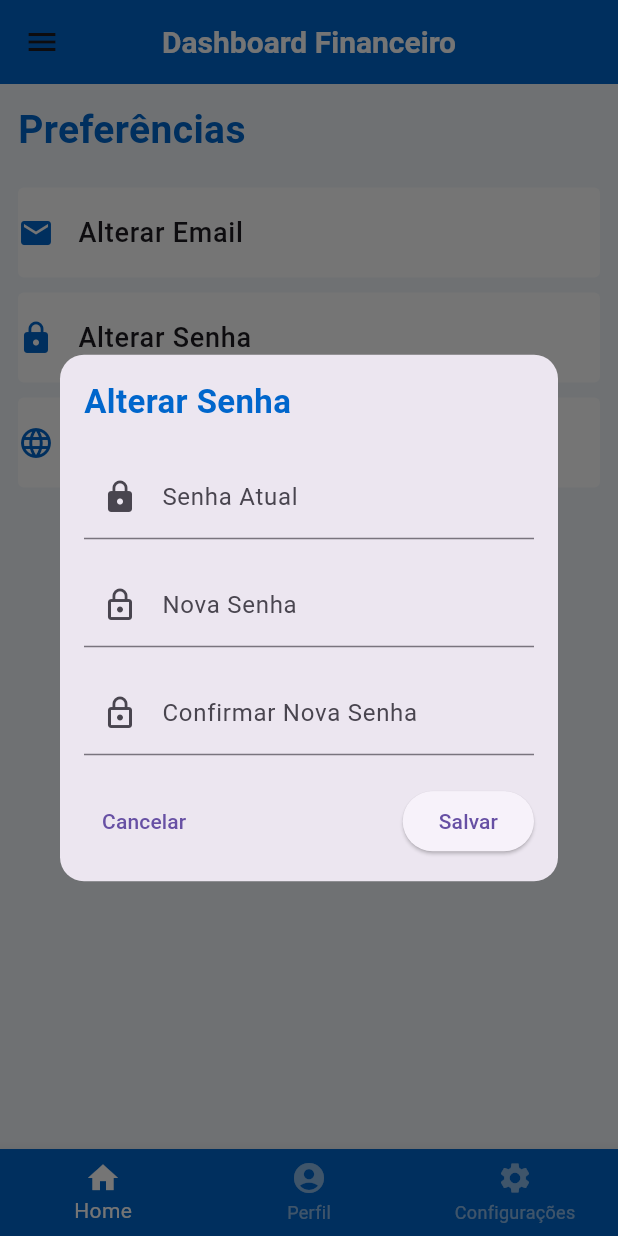
After one commit to VictorKlitzke/App, a Flutter app: the DashboardPage screen opened by its route, item 3 of the bottom bar chosen, after a tap on "Alterar Senha", on a phone screen of 412 x 824 dp. The commit adds this screen. Run offline on Flutter 3.47's test engine with Material 3 defaults, Android fonts, the phone set to English and light mode, and no system bars; our stand-ins replace cookie_jar, dio, dio_cookie_manager, fl_chart; network calls fail.

Commit message:
feature: telas novas

```diff
--- /dev/null
+++ b/financas/lib/components/footer_components.dart
@@ -0,0 +1,46 @@
+import 'package:flutter/material.dart';
+import 'package:klitzke_orcamento/pages/dashboard_page.dart';
+
+class FooterComponents extends StatelessWidget {
+  @override
+  Widget build(BuildContext context) {
+    return Column(
+      children: [
+        // Footer content (no Scaffold wrapper)
+        BottomNavigationBar(
+          backgroundColor: const Color(0xFF0066CC),
+          selectedItemColor: Colors.white,
+          unselectedItemColor: Colors.white54,
+          items: const [
+            BottomNavigationBarItem(
+              icon: Icon(Icons.home),
+              label: 'Home',
+            ),
+            BottomNavigationBarItem(
+              icon: Icon(Icons.account_circle),
+              label: 'Perfil',
+            ),
+            BottomNavigationBarItem(
+              icon: Icon(Icons.settings),
+              label: 'Configurações',
+            ),
+          ],
+          onTap: (index) {
+            switch (index) {
+              case 0:
+                Navigator.pushReplacementNamed(context, '/dashboard');
+                break;
+              case 1:
+                Navigator.pushNamed(context, '/profile');
+
+                break;
+              case 2:
+                Navigator.pushNamed(context, '/settings');
+                break;
+            }
+          },
+        ),
+      ],
+    );
+  }
+}
--- /dev/null
+++ b/financas/lib/components/updatepassword_components.dart
@@ -0,0 +1,121 @@
+import 'package:flutter/material.dart';
+
+class UpdatePasswordComponents extends StatefulWidget {
+  @override
+  _UpdatePasswordComponents createState() => _UpdatePasswordComponents();
+}
+
+class _UpdatePasswordComponents extends State<UpdatePasswordComponents> {
+  final TextEditingController currentPasswordController =
+      TextEditingController();
+  final TextEditingController newPasswordController = TextEditingController();
+  final TextEditingController confirmPasswordController =
+      TextEditingController();
+
+  void _showSnackBar(BuildContext context, String message) {
+    ScaffoldMessenger.of(context)
+        .showSnackBar(SnackBar(content: Text(message)));
+  }
+
+  void Textfields() {
+    final currentPassword = currentPasswordController.text;
+    final newPassword = newPasswordController.text;
+    final confirmPassword = confirmPasswordController.text;
+
+    if (currentPassword.isEmpty) {
+      _showSnackBar(context, 'Senha atual está com o campo vazio!');
+      return;
+    }
+
+    if (newPassword != confirmPassword) {
+      _showSnackBar(
+          context, 'Nova senha e confirmação de senha não coincidem!');
+      return;
+    }
+
+    if (currentPassword == newPassword) {
+      _showSnackBar(context, 'A nova senha não pode ser igual à senha atual!');
+      return;
+    }
+
+    if (newPassword.isEmpty || confirmPassword.isEmpty) {
+      _showSnackBar(context, 'Por favor, preencha todos os campos de senha!');
+      return;
+    }
+  }
+
+  void updatepassword(BuildContext context) async {
+    Textfields();
+    try {} catch (error) {}
+  }
+
+  @override
+  Widget build(BuildContext context) {
+    return Dialog(
+      shape: RoundedRectangleBorder(borderRadius: BorderRadius.circular(16)),
+      child: SizedBox(
+        width: 400,
+        child: Padding(
+          padding: const EdgeInsets.all(16.0),
+          child: Column(
+            mainAxisSize: MainAxisSize.min,
+            crossAxisAlignment: CrossAxisAlignment.start,
+            children: [
+              const Text(
+                'Alterar Senha',
+                style: TextStyle(
+                  fontSize: 22,
+                  fontWeight: FontWeight.bold,
+                  color: Color(0xFF0066CC),
+                ),
+              ),
+              const SizedBox(height: 20),
+              TextField(
+                controller: currentPasswordController,
+                obscureText: true,
+                decoration: const InputDecoration(
+                  labelText: 'Senha Atual',
+                  prefixIcon: Icon(Icons.lock),
+                ),
+              ),
+              const SizedBox(height: 16),
+              TextField(
+                controller: newPasswordController,
+                obscureText: true,
+                decoration: const InputDecoration(
+                  labelText: 'Nova Senha',
+                  prefixIcon: Icon(Icons.lock_outline),
+                ),
+              ),
+              const SizedBox(height: 16),
+              TextField(
+                controller: confirmPasswordController,
+                obscureText: true,
+                decoration: const InputDecoration(
+                  labelText: 'Confirmar Nova Senha',
+                  prefixIcon: Icon(Icons.lock_outline),
+                ),
+              ),
+              const SizedBox(height: 20),
+              Row(
+                mainAxisAlignment: MainAxisAlignment.spaceBetween,
+                children: [
+                  TextButton(
+                    onPressed: () {
+                      Navigator.of(context).pop();
+                    },
+                    child: const Text('Cancelar'),
+                  ),
+                  ElevatedButton(
+                    onPressed: () {},
+                    child: const Text('Salvar'),
+                  ),
+                ],
+              ),
+            ],
+          ),
+        ),
+      ),
+    );
+  }
+}
--- /dev/null
+++ b/financas/lib/layout/base_layout.dart
@@ -0,0 +1,40 @@
+import 'package:flutter/material.dart';
+import 'package:klitzke_orcamento/components/footer_components.dart';
+import 'package:klitzke_orcamento/components/siderbar_components.dart';
+
+class BaseLayout extends StatelessWidget {
+  final Widget body;
+
+  const BaseLayout({super.key, required this.body});
+
+  @override
+  Widget build(BuildContext context) {
+    return Scaffold(
+      appBar: AppBar(
+        title: const Text('Dashboard Financeiro'),
+        backgroundColor: const Color(0xFF0066CC),
+        centerTitle: true,
+        elevation: 0,
+        titleTextStyle: const TextStyle(
+          color: Colors.white,
+          fontSize: 20,
+          fontWeight: FontWeight.bold,
+        ),
+      ),
+      drawer: Drawer(
+        child: Column(
+          children: [
+            Expanded(child: SiderBarComponents()), // Sidebar content
+          ],
+        ),
+      ),
+      backgroundColor: const Color(0xFFF3F7FB),
+      body: Column(
+        children: [
+          Expanded(child: body), // Body content will expand
+          FooterComponents(), // Footer will be placed at the bottom
+        ],
+      ),
+    );
+  }
+}
--- a/financas/lib/pages/dashboard_page.dart
+++ b/financas/lib/pages/dashboard_page.dart
@@ -1,5 +1,7 @@
 import 'package:flutter/material.dart';
 import 'package:fl_chart/fl_chart.dart';
+import 'package:klitzke_orcamento/layout/base_layout.dart';
+import 'package:klitzke_orcamento/services/api_service.dart';
 import '../components/siderbar_components.dart';
 
 class DashboardPage extends StatefulWidget {
@@ -8,45 +10,95 @@ class DashboardPage extends StatefulWidget {
 }
 
 class _FinancialDashboardPageState extends State<DashboardPage> {
-  final double saldoAtual = 12000.00;
-  final double totalReceitas = 18500.00;
-  final double totalDespesas = 6500.00;
+  final GetServices getServices = GetServices();
 
-  final List<Map<String, String>> transacoesRecentes = [
-    {
-      "Descrição": "Recebimento de Cliente",
-      "Valor": "R\$ 5000.00",
-      "Data": "15/12/2024"
-    },
-    {
-      "Descrição": "Pagamento de Fornecedor",
-      "Valor": "-R\$ 1200.00",
-      "Data": "14/12/2024"
-    },
-    {
-      "Descrição": "Compra de Material",
-      "Valor": "-R\$ 300.00",
-      "Data": "13/12/2024"
-    },
-    {"Descrição": "Receita Extra", "Valor": "R\$ 800.00", "Data": "12/12/2024"},
-  ];
+  List<Map<String, dynamic>> getTransitions = [];
+  List<Map<String, dynamic>> transacoesRecentes = [];
+
+  double saldoAtual = 0.0;
+  double totalReceitas = 0.0;
+  double totalDespesas = 0.0;
+
+  @override
+  void initState() {
+    super.initState();
+    fetchTransactions();
+    fetchRecentes();
+  }
+
+  void fetchRecentes() async {
+    try {
+      final result = await getServices.getTransition();
+      setState(() {
+        transacoesRecentes = result
+            .map((item) => {
+                  'Descrição': item['descricao'] ?? 'Sem descrição',
+                  'Data': item['data_transacao'] ?? 'Data desconhecida',
+                  'Valor': item['valor']?.toString() ?? '0.00',
+                })
+            .take(4)
+            .toList();
+      });
+    } catch (error) {
+      ScaffoldMessenger.of(context).showSnackBar(
+        const SnackBar(
+          content: Text('Erro ao tentar buscar transações recentes!'),
+        ),
+      );
+    }
+  }
+
+  void fetchTransactions() async {
+    try {
+      final result = await getServices.getTransition();
+
+      double saldoTemp = 0.0;
+      double receitasTemp = 0.0;
+      double despesasTemp = 0.0;
+
+      setState(() {
+        getTransitions = result
+            .map((item) => {
+                  'id': item['id'] ?? '0',
+                  'Descrição': item['descricao'] ?? 'Sem descrição',
+                  'Data': item['data_transacao'] ?? 'Data desconhecida',
+                  'valor': item['valor'] ?? '0',
+                  'tipo': item['tipo'] ?? 'entrada',
+                })
+            .toList();
+
+        for (var item in result) {
+          double valor = double.tryParse(item['valor']
+                  .toString()
+                  .replaceAll(',', '')
+                  .replaceAll('.', '')) ??
+              0.0;
+          if (item['tipo'] == 'Entrada') {
+            receitasTemp = valor;
+          } else if (item['tipo'] == 'Saída') {
+            despesasTemp = valor;
+          } else {
+            saldoTemp = valor;
+          }
+        }
+        saldoAtual = saldoTemp;
+        totalReceitas = receitasTemp;
+        totalDespesas = despesasTemp;
+
+        print(transacoesRecentes);
+      });
+    } catch (error) {
+      ScaffoldMessenger.of(context).showSnackBar(
+        const SnackBar(
+          content: Text('Erro ao tentar buscar informações para o dashboard!'),
+        ),
+      );
+    }
+  }
 
   @override
   Widget build(BuildContext context) {
-    return Scaffold(
-      appBar: AppBar(
-        title: const Text('Dashboard Financeiro'),
-        backgroundColor: const Color(0xFF0066CC),
-        centerTitle: true,
-        elevation: 0,
-        titleTextStyle: const TextStyle(
-          color: Colors.white,
-          fontSize: 20,
-          fontWeight: FontWeight.bold,
-        ),
-      ),
-      drawer: Drawer(child: SiderBarComponents()),
-      backgroundColor: const Color(0xFFF3F7FB), // Fundo suave
+    return BaseLayout(
       body: SingleChildScrollView(
         padding: const EdgeInsets.all(16),
         child: Column(
@@ -77,16 +129,20 @@ class _FinancialDashboardPageState extends State<DashboardPage> {
   }
 
   Widget _buildCards() {
-    return Row(
-      mainAxisAlignment: MainAxisAlignment.spaceAround,
+    return SingleChildScrollView(
+      scrollDirection: Axis.horizontal,
+      child: Row(
+        mainAxisAlignment: MainAxisAlignment.center,
+        crossAxisAlignment: CrossAxisAlignment.center,
         children: [
-        _buildCard(
-            'Saldo Atual', 'R\$ ${saldoAtual.toStringAsFixed(2)}', Colors.teal),
+          _buildCard('Saldo Atual', 'R\$ ${saldoAtual.toStringAsFixed(2)}',
+              Colors.teal),
           _buildCard('Receitas', 'R\$ ${totalReceitas.toStringAsFixed(2)}',
               Colors.green),
           _buildCard('Despesas', 'R\$ ${totalDespesas.toStringAsFixed(2)}',
               Colors.redAccent),
         ],
+      ),
     );
   }
 
@@ -203,20 +259,24 @@ class _FinancialDashboardPageState extends State<DashboardPage> {
         const SizedBox(height: 10),
         Column(
           children: transacoesRecentes.map((transacao) {
+            final descricao = transacao["descricao"] ?? 'Sem descrição';
+            final data = transacao["data_transacao"] ?? 'Data desconhecida';
+            final valor = transacao["valor"] != null
+                ? transacao["valor"].toString()
+                : 'R\$ 0,00'; // Conversão explícita para String
+
             return Card(
               margin: const EdgeInsets.symmetric(vertical: 8),
               child: ListTile(
                 title: Text(
-                  transacao["Descrição"]!,
+                  descricao,
                   style: const TextStyle(fontWeight: FontWeight.bold),
                 ),
-                subtitle: Text('Data: ${transacao["Data"]}'),
+                subtitle: Text('Data: $data'),
                 trailing: Text(
-                  transacao["Valor"]!,
+                  'R\$ $valor',
                   style: TextStyle(
-                    color: transacao["Valor"]!.contains('-')
-                        ? Colors.red
-                        : Colors.green,
+                    color: valor.contains('-') ? Colors.red : Colors.green,
                     fontWeight: FontWeight.bold,
                   ),
                 ),
--- a/financas/lib/pages/expenses_page.dart
+++ b/financas/lib/pages/expenses_page.dart
@@ -57,7 +57,6 @@ class _ExpensesPageState extends State<ExpensesPage> {
   void fetchAccounts() async {
     try {
       final result = await getServices.getAccounts();
-      print('result: $result');
       setState(() {
         getAccounts = result
             .map((item) => {
--- /dev/null
+++ b/financas/lib/pages/settings_page.dart
@@ -0,0 +1,77 @@
+import 'package:flutter/material.dart';
+import 'package:klitzke_orcamento/components/updatepassword_components.dart';
+
+class SettingsPage extends StatelessWidget {
+  @override
+  Widget build(BuildContext context) {
+    return Scaffold(
+      backgroundColor: const Color(0xFFF3F7FB),
+      body: Padding(
+        padding: const EdgeInsets.all(12.0),
+        child: Column(
+          crossAxisAlignment: CrossAxisAlignment.start,
+          children: [
+            Text(
+              'Preferências',
+              style: TextStyle(
+                fontSize: 26,
+                fontWeight: FontWeight.bold,
+                color: const Color(0xFF0066CC),
+              ),
+            ),
+            const SizedBox(height: 20),
+            ListTile(
+              contentPadding: const EdgeInsets.symmetric(
+                  vertical: 2.0),
+              tileColor: Colors.white,
+              shape: RoundedRectangleBorder(
+                  borderRadius: BorderRadius.circular(4)),
+              title: const Text(
+                'Alterar Email',
+                style: TextStyle(fontSize: 18, fontWeight: FontWeight.w500),
+              ),
+              leading: const Icon(Icons.email, color: Color(0xFF0066CC)),
+              onTap: () {
+                // Ação de alterar email
+              },
+            ),
+            const SizedBox(height: 10),
+
+            ListTile(
+              contentPadding: const EdgeInsets.symmetric(vertical: 2.0),
+              tileColor: Colors.white,
+              shape: RoundedRectangleBorder(
+                  borderRadius: BorderRadius.circular(4)),
+              title: const Text(
+                'Alterar Senha',
+                style: TextStyle(fontSize: 18, fontWeight: FontWeight.w500),
+              ),
+              leading: const Icon(Icons.lock, color: Color(0xFF0066CC)),
+              onTap: () {
+                showDialog(
+                    context: context,
+                    builder: (context) => UpdatePasswordComponents());
+              },
+            ),
+            const SizedBox(height: 10),
+
+            ListTile(
+              contentPadding: const EdgeInsets.symmetric(vertical: 2.0),
+              tileColor: Colors.white,
+              shape: RoundedRectangleBorder(
+                  borderRadius: BorderRadius.circular(4)),
+              title: const Text(
+                'Idioma',
+                style: TextStyle(fontSize: 18, fontWeight: FontWeight.w500),
+              ),
+              leading: const Icon(Icons.language, color: Color(0xFF0066CC)),
+              onTap: () {
+                // Ação para alterar idioma
+              },
+            ),
+          ],
+        ),
+      ),
+    );
+  }
+}
```
Also changed, not shown: financas/lib/main.dart (+26 -9 lines), financas/lib/pages/profile_page.dart (added, +44 -0 lines), 1 other file. Lines whose indentation alone changed are shown as unchanged.
